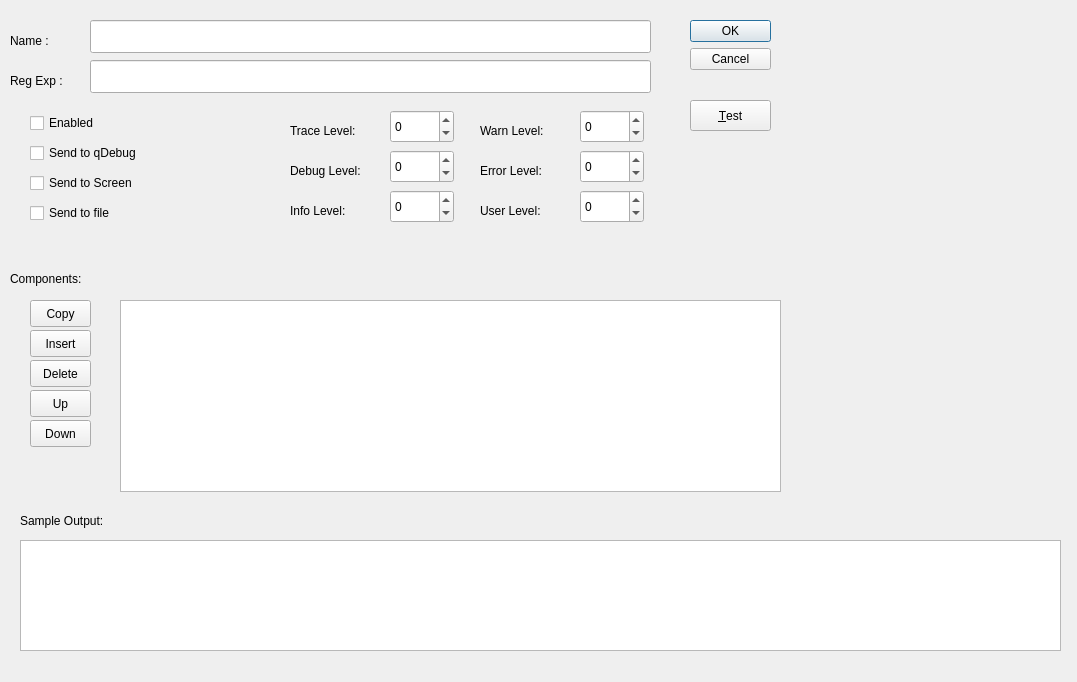
First picture: the form in logroutinginfodialog.ui, repository pitonyak/LinkBackADP, before the edit.
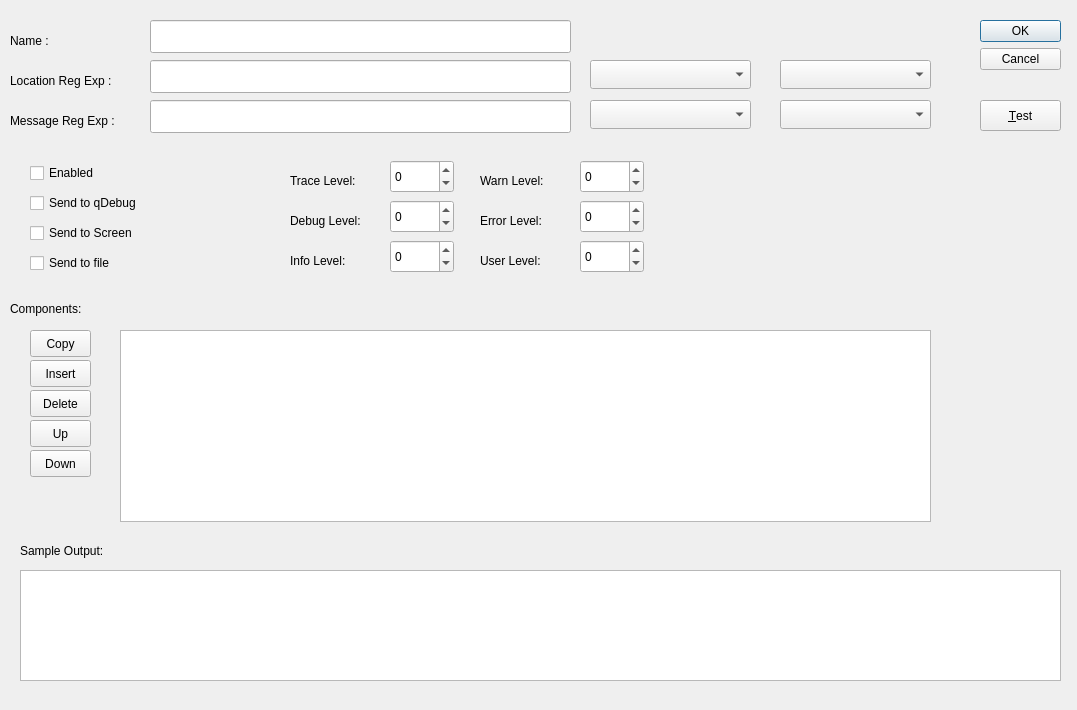
Second picture: the form after the edit.

The edit to the form file:
```diff
--- a/logroutinginfodialog.ui
+++ b/logroutinginfodialog.ui
@@ -7,7 +7,7 @@
     <x>0</x>
     <y>0</y>
     <width>1077</width>
-    <height>682</height>
+    <height>710</height>
    </rect>
   </property>
   <property name="windowTitle">
@@ -16,10 +16,10 @@
   <widget class="QDialogButtonBox" name="buttonBox">
    <property name="geometry">
     <rect>
-     <x>690</x>
+     <x>980</x>
      <y>20</y>
      <width>81</width>
-     <height>241</height>
+     <height>141</height>
     </rect>
    </property>
    <property name="orientation">
@@ -45,9 +45,9 @@
   <widget class="QLineEdit" name="nameEdit">
    <property name="geometry">
     <rect>
-     <x>90</x>
+     <x>150</x>
      <y>20</y>
-     <width>561</width>
+     <width>421</width>
      <height>33</height>
     </rect>
    </property>
@@ -59,7 +59,7 @@
    <property name="geometry">
     <rect>
      <x>30</x>
-     <y>110</y>
+     <y>160</y>
      <width>141</width>
      <height>26</height>
     </rect>
@@ -73,20 +73,20 @@
     <rect>
      <x>10</x>
      <y>70</y>
-     <width>66</width>
+     <width>131</width>
      <height>21</height>
     </rect>
    </property>
    <property name="text">
-    <string>Reg Exp :</string>
+    <string>Location Reg Exp :</string>
    </property>
   </widget>
   <widget class="QLineEdit" name="regExpEdit">
    <property name="geometry">
     <rect>
-     <x>90</x>
+     <x>150</x>
      <y>60</y>
-     <width>561</width>
+     <width>421</width>
      <height>33</height>
     </rect>
    </property>
@@ -98,7 +98,7 @@
    <property name="geometry">
     <rect>
      <x>30</x>
-     <y>140</y>
+     <y>190</y>
      <width>151</width>
      <height>26</height>
     </rect>
@@ -111,7 +111,7 @@
    <property name="geometry">
     <rect>
      <x>30</x>
-     <y>170</y>
+     <y>220</y>
      <width>151</width>
      <height>26</height>
     </rect>
@@ -124,7 +124,7 @@
    <property name="geometry">
     <rect>
      <x>30</x>
-     <y>200</y>
+     <y>250</y>
      <width>131</width>
      <height>26</height>
     </rect>
@@ -137,7 +137,7 @@
    <property name="geometry">
     <rect>
      <x>290</x>
-     <y>120</y>
+     <y>170</y>
      <width>91</width>
      <height>21</height>
     </rect>
@@ -150,7 +150,7 @@
    <property name="geometry">
     <rect>
      <x>290</x>
-     <y>160</y>
+     <y>210</y>
      <width>91</width>
      <height>21</height>
     </rect>
@@ -163,7 +163,7 @@
    <property name="geometry">
     <rect>
      <x>290</x>
-     <y>200</y>
+     <y>250</y>
      <width>91</width>
      <height>21</height>
     </rect>
@@ -176,7 +176,7 @@
    <property name="geometry">
     <rect>
      <x>390</x>
-     <y>110</y>
+     <y>160</y>
      <width>64</width>
      <height>33</height>
     </rect>
@@ -189,7 +189,7 @@
    <property name="geometry">
     <rect>
      <x>390</x>
-     <y>150</y>
+     <y>200</y>
      <width>64</width>
      <height>33</height>
     </rect>
@@ -202,7 +202,7 @@
    <property name="geometry">
     <rect>
      <x>390</x>
-     <y>190</y>
+     <y>240</y>
      <width>64</width>
      <height>33</height>
     </rect>
@@ -215,7 +215,7 @@
    <property name="geometry">
     <rect>
      <x>580</x>
-     <y>110</y>
+     <y>160</y>
      <width>64</width>
      <height>33</height>
     </rect>
@@ -228,7 +228,7 @@
    <property name="geometry">
     <rect>
      <x>580</x>
-     <y>150</y>
+     <y>200</y>
      <width>64</width>
      <height>33</height>
     </rect>
@@ -241,7 +241,7 @@
    <property name="geometry">
     <rect>
      <x>580</x>
-     <y>190</y>
+     <y>240</y>
      <width>64</width>
      <height>33</height>
     </rect>
@@ -254,7 +254,7 @@
    <property name="geometry">
     <rect>
      <x>480</x>
-     <y>160</y>
+     <y>210</y>
      <width>91</width>
      <height>21</height>
     </rect>
@@ -267,7 +267,7 @@
    <property name="geometry">
     <rect>
      <x>480</x>
-     <y>120</y>
+     <y>170</y>
      <width>91</width>
      <height>21</height>
     </rect>
@@ -280,7 +280,7 @@
    <property name="geometry">
     <rect>
      <x>480</x>
-     <y>200</y>
+     <y>250</y>
      <width>91</width>
      <height>21</height>
     </rect>
@@ -293,7 +293,7 @@
    <property name="geometry">
     <rect>
      <x>30</x>
-     <y>420</y>
+     <y>450</y>
      <width>61</width>
      <height>27</height>
     </rect>
@@ -309,7 +309,7 @@
    <property name="geometry">
     <rect>
      <x>30</x>
-     <y>390</y>
+     <y>420</y>
      <width>61</width>
      <height>27</height>
     </rect>
@@ -325,7 +325,7 @@
    <property name="geometry">
     <rect>
      <x>30</x>
-     <y>300</y>
+     <y>330</y>
      <width>61</width>
      <height>27</height>
     </rect>
@@ -341,7 +341,7 @@
    <property name="geometry">
     <rect>
      <x>30</x>
-     <y>360</y>
+     <y>390</y>
      <width>61</width>
      <height>27</height>
     </rect>
@@ -357,7 +357,7 @@
    <property name="geometry">
     <rect>
      <x>10</x>
-     <y>270</y>
+     <y>300</y>
      <width>101</width>
      <height>17</height>
     </rect>
@@ -370,7 +370,7 @@
    <property name="geometry">
     <rect>
      <x>30</x>
-     <y>330</y>
+     <y>360</y>
      <width>61</width>
      <height>27</height>
     </rect>
@@ -386,8 +386,8 @@
    <property name="geometry">
     <rect>
      <x>120</x>
-     <y>300</y>
-     <width>661</width>
+     <y>330</y>
+     <width>811</width>
      <height>192</height>
     </rect>
    </property>
@@ -396,7 +396,7 @@
    <property name="geometry">
     <rect>
      <x>20</x>
-     <y>540</y>
+     <y>570</y>
      <width>1041</width>
      <height>111</height>
     </rect>
@@ -406,7 +406,7 @@
    <property name="geometry">
     <rect>
      <x>20</x>
-     <y>510</y>
+     <y>540</y>
      <width>121</width>
      <height>21</height>
     </rect>
@@ -418,7 +418,7 @@
   <widget class="QPushButton" name="testButton">
    <property name="geometry">
     <rect>
-     <x>690</x>
+     <x>980</x>
      <y>100</y>
      <width>81</width>
      <height>31</height>
@@ -428,6 +428,72 @@
     <string>&amp;Test</string>
    </property>
   </widget>
+  <widget class="QLabel" name="regExpLabel_2">
+   <property name="geometry">
+    <rect>
+     <x>10</x>
+     <y>110</y>
+     <width>131</width>
+     <height>21</height>
+    </rect>
+   </property>
+   <property name="text">
+    <string>Message Reg Exp :</string>
+   </property>
+  </widget>
+  <widget class="QLineEdit" name="msgRegExpEdit">
+   <property name="geometry">
+    <rect>
+     <x>150</x>
+     <y>100</y>
+     <width>421</width>
+     <height>33</height>
+    </rect>
+   </property>
+   <property name="toolTip">
+    <string>Message must pass this to be displayed.</string>
+   </property>
+  </widget>
+  <widget class="QComboBox" name="locCaseSensitive">
+   <property name="geometry">
+    <rect>
+     <x>590</x>
+     <y>60</y>
+     <width>161</width>
+     <height>29</height>
+    </rect>
+   </property>
+  </widget>
+  <widget class="QComboBox" name="locSyntax">
+   <property name="geometry">
+    <rect>
+     <x>780</x>
+     <y>60</y>
+     <width>151</width>
+     <height>29</height>
+    </rect>
+   </property>
+  </widget>
+  <widget class="QComboBox" name="msgCaseSensitive">
+   <property name="geometry">
+    <rect>
+     <x>590</x>
+     <y>100</y>
+     <width>161</width>
+     <height>29</height>
+    </rect>
+   </property>
+  </widget>
+  <widget class="QComboBox" name="msgSyntax">
+   <property name="geometry">
+    <rect>
+     <x>780</x>
+     <y>100</y>
+     <width>151</width>
+     <height>29</height>
+    </rect>
+   </property>
+  </widget>
  </widget>
  <resources/>
  <connections>
```
Left out of the diff: 2 changed lines with no effect on the pictures.
